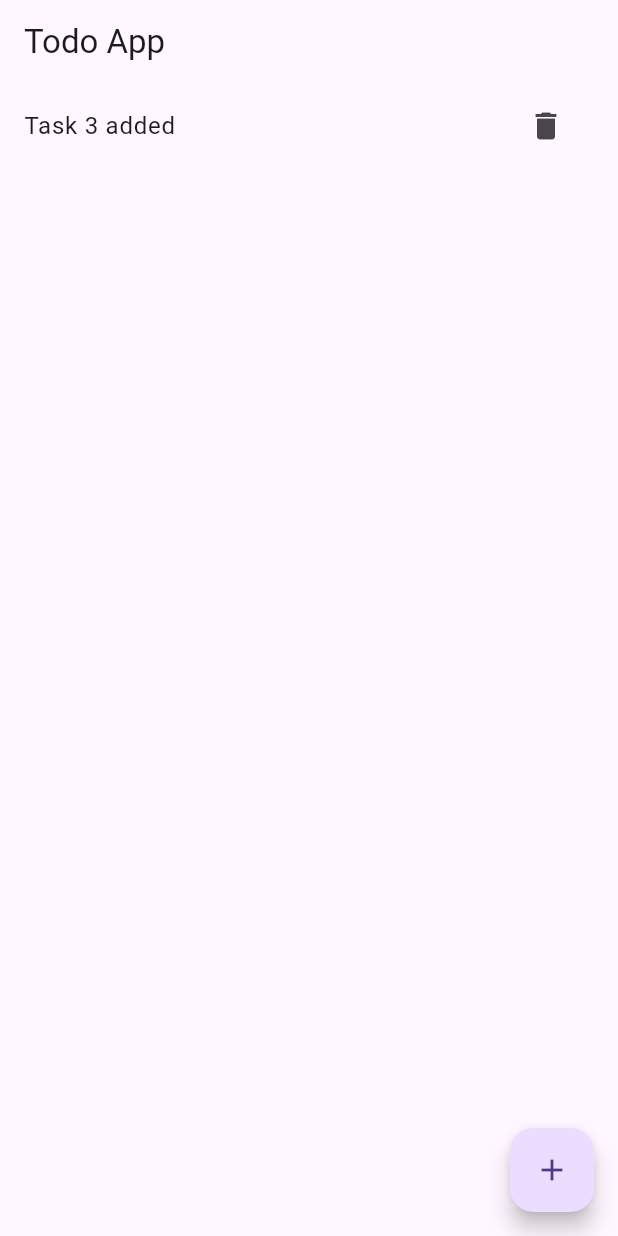
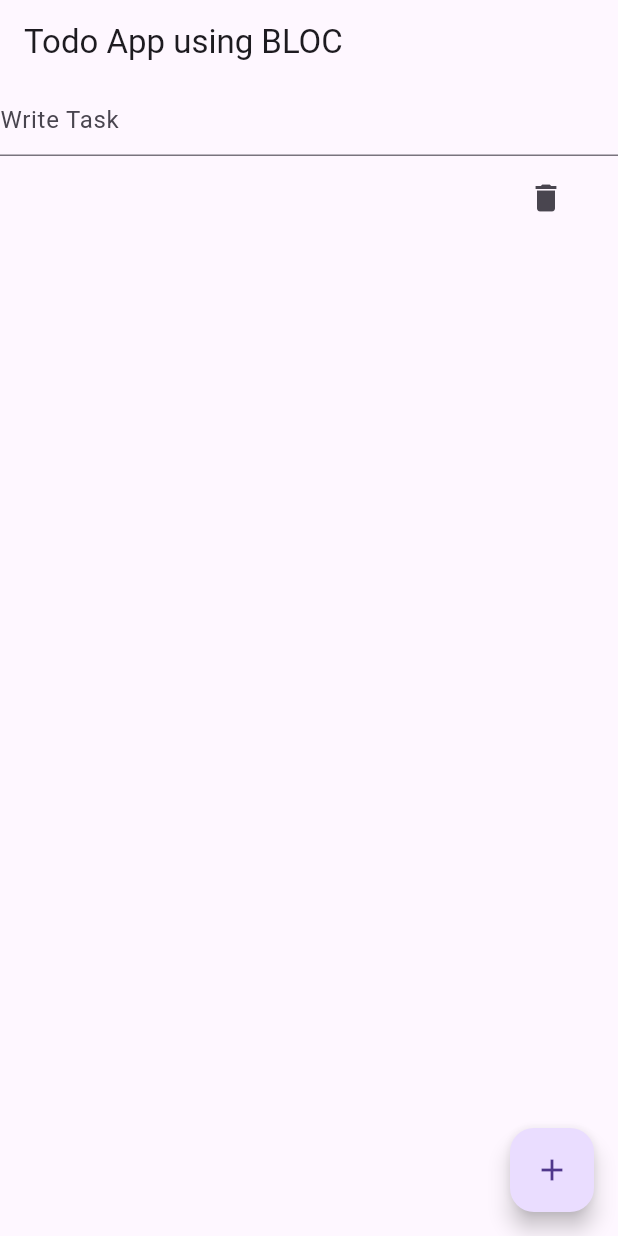
Before and after one commit to anasmufti97/bloc-pattern, a Flutter app: the screen it shows after launch, after a tap on the "add" icon, on a phone screen of 412 x 824 dp. Run offline on Flutter 3.47's test engine with Material 3 defaults, Android fonts, the phone set to English and light mode, and no system bars; our stand-ins replace bloc, equatable, flutter_bloc, image_picker.

Commit message:
to do list with text field added

```diff
--- a/lib/ToDoList/to_do_list_bloc.dart
+++ b/lib/ToDoList/to_do_list_bloc.dart
@@ -1,13 +1,18 @@
 import 'package:block_pattern_flutter_app/ToDoList/to_do_list_event.dart';
 import 'package:block_pattern_flutter_app/ToDoList/to_do_list_state.dart';
+import 'package:flutter/material.dart';
 import 'package:flutter_bloc/flutter_bloc.dart';
 
 class ToDoBloc extends Bloc<ToDoEvent, ToDoState> {
   final List<String> todos = [];
+  TextEditingController? controller = TextEditingController();
+
+
 
   ToDoBloc() : super(ToDoState()) {
     on<AddTodoEvent>(_addTodo);
     on<RemoveTodoEvent>(_removeTodo);
+    on<ShowControllerTextEvent>(_showControllerText);
   }
 
   _addTodo(AddTodoEvent event, Emitter<ToDoState> emit) {
@@ -21,4 +26,8 @@ class ToDoBloc extends Bloc<ToDoEvent, ToDoState> {
       todoList: List.from(todos),
     ));
   }
+
+  _showControllerText(ShowControllerTextEvent event, Emitter<ToDoState> emit) {
+    emit(state.copyWith(controller: state.controller));
+  }
 }
--- a/lib/ToDoList/to_do_list_event.dart
+++ b/lib/ToDoList/to_do_list_event.dart
@@ -13,6 +13,19 @@ class AddTodoEvent extends ToDoEvent {
   List<Object?> get props => [task];
 }
 
+class ShowControllerTextEvent extends ToDoEvent {
+  final String text;
+
+  const ShowControllerTextEvent({required this.text});
+
+  @override
+  // TODO: implement props
+  List<Object?> get props => [text];
+}
+
+
+
+
 class RemoveTodoEvent extends ToDoEvent {
   final Object index;
 
--- a/lib/ToDoList/to_do_list_screen.dart
+++ b/lib/ToDoList/to_do_list_screen.dart
@@ -4,37 +4,71 @@ import 'package:block_pattern_flutter_app/ToDoList/to_do_list_state.dart';
 import 'package:flutter/material.dart';
 import 'package:flutter_bloc/flutter_bloc.dart';
 
-class ToDoScreen extends StatelessWidget {
-  const ToDoScreen({Key? key}) : super(key: key);
+class ToDoScreen extends StatefulWidget {
+  const ToDoScreen({super.key});
 
+  @override
+  State<ToDoScreen> createState() => _ToDoScreenState();
+}
+
+class _ToDoScreenState extends State<ToDoScreen> {
   @override
   Widget build(BuildContext context) {
     return Scaffold(
       appBar: AppBar(
-        title: const Text('Todo App'),
+        title: const Text('Todo App using BLOC'),
       ),
-      body: BlocBuilder<ToDoBloc, ToDoState>(
-        builder: (BuildContext context,state) {
-        return ListView.builder(
+      body: Column(
+        children: [
+          TextFormField(
+
+            onChanged: (v){
+              setState(() {
+                context.read<ToDoBloc>().add(ShowControllerTextEvent(text: v));
+                // context.read<ToDoBloc>().add(ShowControllerTextEvent());
+
+              });
+            },
+            controller: BlocProvider.of<ToDoBloc>(context).controller,
+            decoration: const InputDecoration(hintText: 'Write Task'),
+          ),
+          Expanded(
+            child: BlocBuilder<ToDoBloc, ToDoState>(
+              builder: (BuildContext context2, state) {
+                return Column(
+                  children: [
+                    Expanded(
+                      child: ListView.builder(
+                        shrinkWrap: true,
                         itemCount: state.todoList.length,
                         itemBuilder: (context, index) {
                           return ListTile(
-              title: Text(state.todoList[index]??""),
+                            title: Text(state.todoList[index] ?? ""),
                             trailing: IconButton(
                               icon: const Icon(Icons.delete),
                               onPressed: () {
-                  BlocProvider.of<ToDoBloc>(context).add(RemoveTodoEvent(state.todoList[index]));
-
+                                BlocProvider.of<ToDoBloc>(context).add(
+                                    RemoveTodoEvent(state.todoList[index]));
                               },
                             ),
                           );
                         },
+                      ),
+                    ),
+                    Text(
+                        BlocProvider.of<ToDoBloc>(context).controller?.text ?? "")
+                  ],
                 );
-
-      },),
+              },
+            ),
+          ),
+        ],
+      ),
       floatingActionButton: FloatingActionButton(
-        onPressed: ()  {
-          BlocProvider.of<ToDoBloc>(context).add(AddTodoEvent('Task 3 added'));
+        onPressed: () {
+          BlocProvider.of<ToDoBloc>(context).add(AddTodoEvent(
+              BlocProvider.of<ToDoBloc>(context).controller?.text ?? ""));
+          // controller.clear();
         },
         child: const Icon(Icons.add),
       ),
--- a/lib/ToDoList/to_do_list_state.dart
+++ b/lib/ToDoList/to_do_list_state.dart
@@ -1,14 +1,16 @@
 import 'package:equatable/equatable.dart';
+import 'package:flutter/material.dart';
 
 class ToDoState extends Equatable {
+   TextEditingController? controller = TextEditingController();
   List<String> todoList = [];
 
-  ToDoState({this.todoList = const []});
+  ToDoState({this.todoList = const [], this.controller});
 
-  ToDoState copyWith({List<String>? todoList}) {
-    return ToDoState(todoList: todoList ?? this.todoList);
+  ToDoState copyWith({List<String>? todoList, TextEditingController? controller}) {
+    return ToDoState(todoList: todoList ?? this.todoList, controller: controller?? this.controller);
   }
 
   @override
-  List<Object?> get props => [todoList];
+  List<Object?> get props => [todoList, controller];
 }
```
Lines whose indentation alone changed are shown as unchanged.
